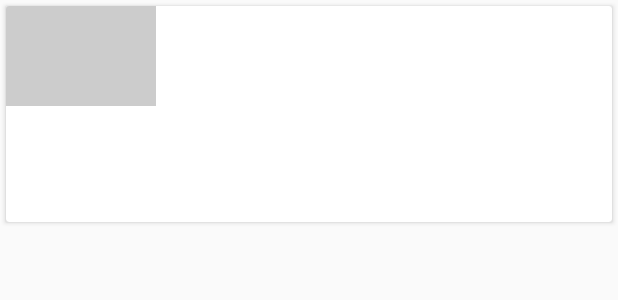
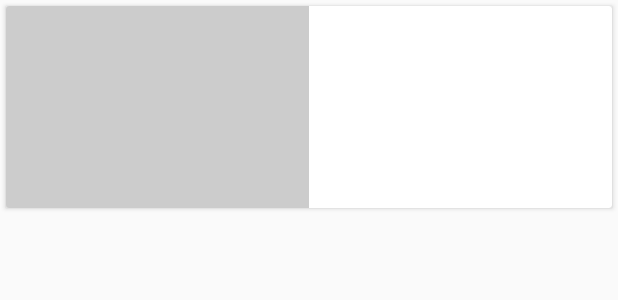
Before and after one commit to iamakshit/rss-fead-reader, an Android app: the layout list_item_article.xml on its own in the app's theme, with its tools: preview values and no code run, on a phone screen of 412 x 824 dp. Shown: the top 300 px of the screen. Run offline under Robolectric (Android 15) with nearby library versions, the phone set to English and light mode, and no system bars.

Commit message:
List item article

```diff
--- a/XYZReader/src/main/res/layout/list_item_article.xml
+++ b/XYZReader/src/main/res/layout/list_item_article.xml
@@ -1,4 +1,5 @@
-<android.support.v7.widget.CardView xmlns:android="http://schemas.android.com/apk/res/android"
+<android.support.v7.widget.CardView
+    xmlns:android="http://schemas.android.com/apk/res/android"
     xmlns:app="http://schemas.android.com/apk/res-auto"
     android:layout_width="match_parent"
     android:layout_height="wrap_content"
@@ -16,11 +17,36 @@
         android:orientation="vertical">
 
         <!--suppress AndroidLintContentDescription -->
+        <LinearLayout
+            android:orientation="horizontal"
+            android:layout_width="match_parent"
+            android:layout_height="match_parent">
+
             <com.example.xyzreader.ui.DynamicHeightNetworkImageView
                 android:id="@+id/thumbnail"
-            android:layout_width="100dp"
-            android:layout_height="100dp"
-            android:background="@color/photo_placeholder" />
+                android:layout_width="match_parent"
+                android:layout_height="match_parent"
+                android:background="@color/photo_placeholder"
+                android:layout_weight="1" />
+
+            <LinearLayout
+                android:orientation="vertical"
+                android:layout_width="match_parent"
+                android:layout_height="match_parent"
+                android:layout_weight="1">
+
+                <TextView
+                    android:id="@+id/article_subtitle"
+                    style="@style/TextAppearance.AppCompat.Body1"
+                    android:layout_width="match_parent"
+                    android:layout_height="wrap_content"
+                    android:paddingLeft="16dp"
+                    android:paddingRight="16dp"
+                    android:paddingBottom="16dp"
+                    android:textColor="#6000"
+                    android:maxLines="1"
+                    android:singleLine="true"
+                    android:ellipsize="end" />
 
                 <TextView
                     android:id="@+id/article_title"
@@ -34,19 +60,10 @@
                     android:textColor="@color/ltgray"
                     android:ellipsize="end"
                     android:maxLines="4" />
+            </LinearLayout>
 
-        <TextView
-            android:id="@+id/article_subtitle"
-            style="@style/TextAppearance.AppCompat.Body1"
-            android:layout_width="match_parent"
-            android:layout_height="wrap_content"
-            android:paddingLeft="16dp"
-            android:paddingRight="16dp"
-            android:paddingBottom="16dp"
-            android:textColor="#6000"
-            android:maxLines="1"
-            android:singleLine="true"
-            android:ellipsize="end" />
+        </LinearLayout>
+
     </LinearLayout>
 
 </android.support.v7.widget.CardView>
```
Also changed, not shown: 2 other files. Lines whose indentation alone changed are shown as unchanged.
